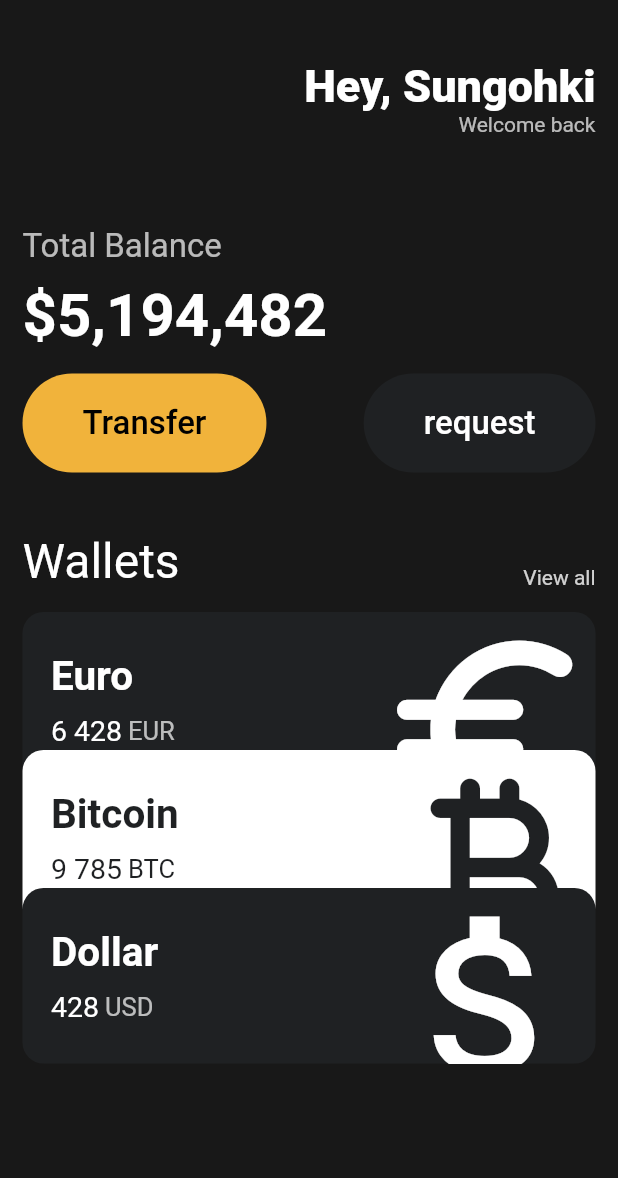
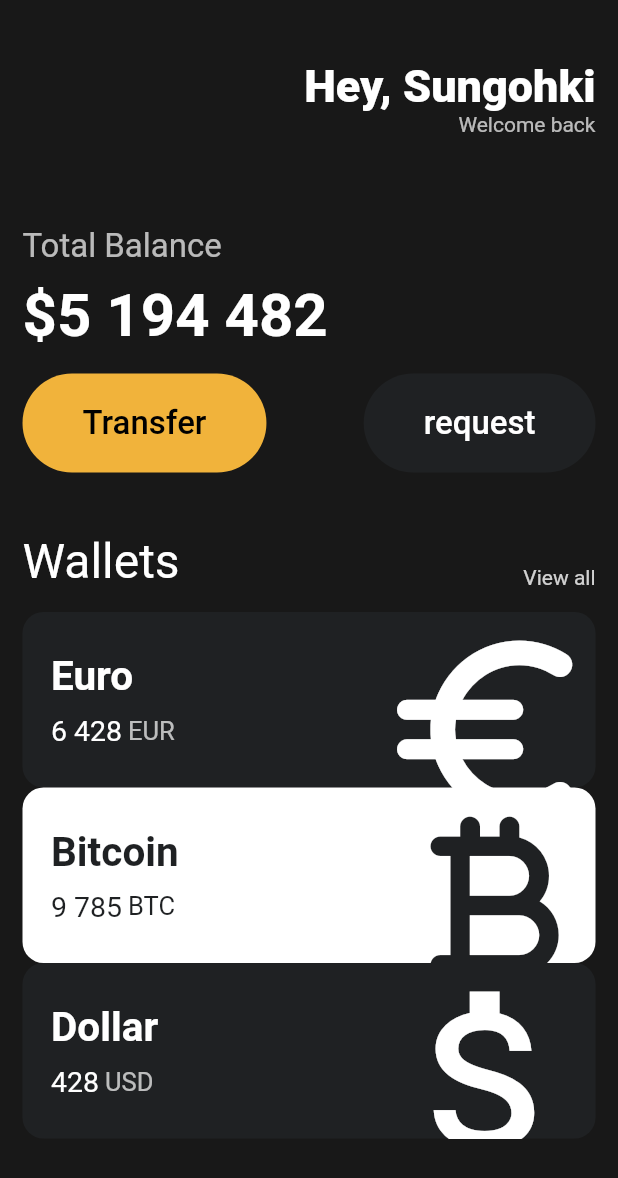
Before and after one commit to sungohki/webtoonViewer, a Flutter app: the screen it shows after launch, on a phone screen of 412 x 824 dp. Shown: the top 1178 px of the screen. Run offline on Flutter 3.47's test engine with Material 2 defaults, Android fonts, the phone set to English and light mode, and no system bars.

Commit message:
modified : modify arguments

```diff
--- a/src/lib/main.dart
+++ b/src/lib/main.dart
@@ -64,7 +64,7 @@ class App extends StatelessWidget {
                 height: 10,
               ),
               const Text(
-                "\$5,194,482",
+                "\$5 194 482",
                 style: TextStyle(
                   fontSize: 40,
                   fontWeight: FontWeight.w600,
@@ -119,26 +119,23 @@ class App extends StatelessWidget {
                 amount: '6 428',
                 icon: Icons.euro_rounded,
                 isInverted: false,
+                overlap: 0,
               ),
-              Transform.translate(
-                offset: const Offset(0, -25),
-                child: const CurrencyCard(
+              const CurrencyCard(
                 name: 'Bitcoin',
                 code: 'BTC',
                 amount: '9 785',
                 icon: Icons.currency_bitcoin_rounded,
                 isInverted: true,
+                overlap: -25,
               ),
-              ),
-              Transform.translate(
-                offset: const Offset(0, -50),
-                child: const CurrencyCard(
+              const CurrencyCard(
                 name: 'Dollar',
                 code: 'USD',
                 amount: '428',
                 icon: Icons.attach_money_outlined,
                 isInverted: false,
-                ),
+                overlap: -50,
               ),
             ],
           ),
```
Lines whose indentation alone changed are shown as unchanged.
